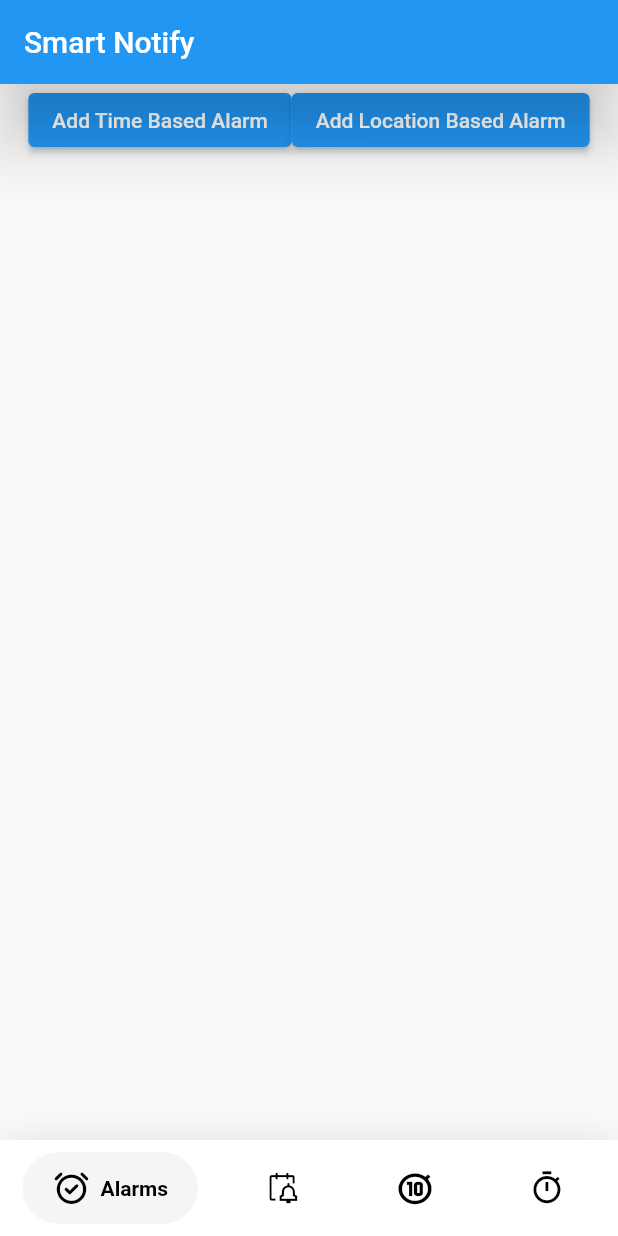
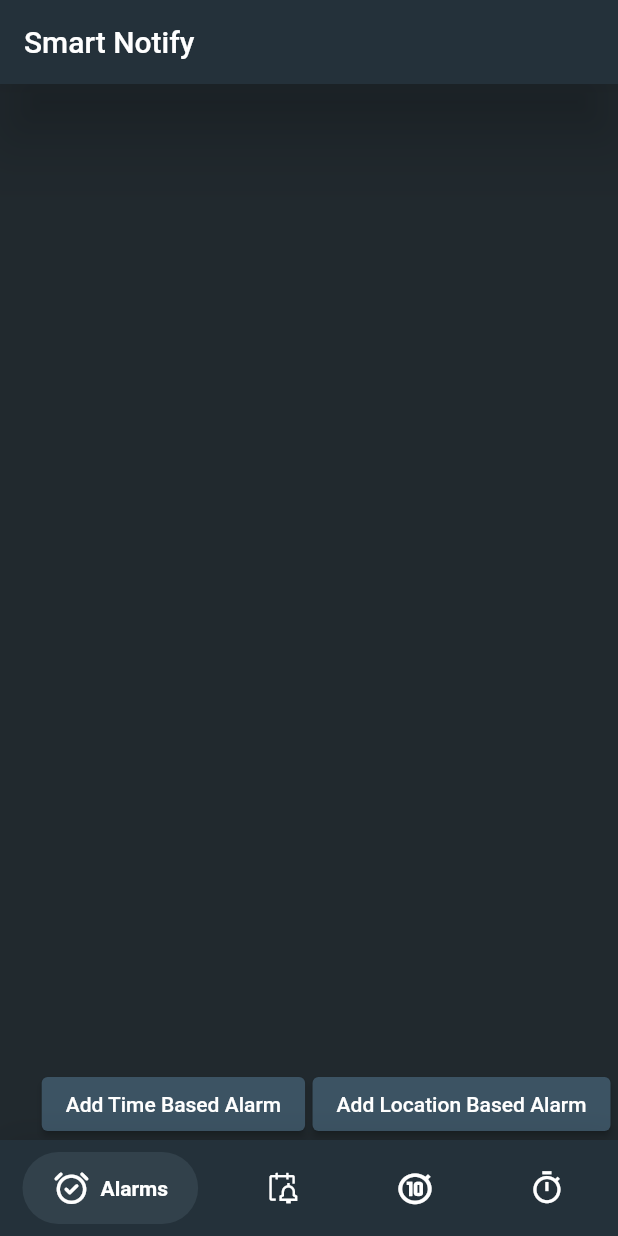
Before and after one commit to YeasirAR/smart_notify, a Flutter app: the screen it shows after launch, on a phone screen of 412 x 824 dp. Run offline on Flutter 3.47's test engine with Material 2 defaults, Android fonts, the phone set to English and light mode, and no system bars; drawn by our look-alikes of google_nav_bar; our stand-ins replace font_awesome_flutter, line_icons.

Commit message:
changing the colors

```diff
--- a/lib/alarm.dart
+++ b/lib/alarm.dart
@@ -11,15 +11,36 @@ class _AlarmState extends State<Alarm> {
   @override
   Widget build(BuildContext context) {
     return Scaffold(
-      body: Row(
-          mainAxisAlignment: MainAxisAlignment.center,
-          crossAxisAlignment: CrossAxisAlignment.center,
-          children: [
-            ElevatedButton(
-                onPressed: (() => {}), child: Text('Add Time Based Alarm')),
-            ElevatedButton(
-                onPressed: (() => {}), child: Text('Add Location Based Alarm')),
-          ]),
+      backgroundColor: Color.fromARGB(255, 33, 41, 46),
+      body: Center(
+        child: SizedBox(
+          height: double.infinity,
+          width: double.infinity,
+          child: Row(
+              mainAxisAlignment: MainAxisAlignment.end,
+              crossAxisAlignment: CrossAxisAlignment.end,
+              children: [
+                Padding(
+                  padding: const EdgeInsets.only(right: 5.0),
+                  child: ElevatedButton(
+                      style: ElevatedButton.styleFrom(
+                        backgroundColor: const Color.fromARGB(255, 60, 83, 99),
+                      ),
+                      onPressed: (() => {}),
+                      child: const Text('Add Time Based Alarm')),
+                ),
+                Padding(
+                  padding: const EdgeInsets.only(right: 5.0),
+                  child: ElevatedButton(
+                      style: ElevatedButton.styleFrom(
+                        backgroundColor: const Color.fromARGB(255, 60, 83, 99),
+                      ),
+                      onPressed: (() => {}),
+                      child: const Text('Add Location Based Alarm')),
+                ),
+              ]),
+        ),
+      ),
     );
   }
 }
--- a/lib/homepage.dart
+++ b/lib/homepage.dart
@@ -17,9 +17,8 @@ class HomePage extends StatefulWidget {
 class _HomePageState extends State<HomePage> {
   int _selectedIndex = 0;
   static const TextStyle optionStyle =
-      TextStyle(fontSize: 30, fontWeight: FontWeight.w600);
+      TextStyle(fontSize: 30, fontWeight: FontWeight.w600, color: Colors.white);
   static const List<Widget> _widgetOptions = <Widget>[
-
     Alarm(),
     Text(
       'Reminder Page',
@@ -37,18 +36,18 @@ class _HomePageState extends State<HomePage> {
   @override
   Widget build(BuildContext context) {
     return Scaffold(
-      backgroundColor: Colors.white,
+      backgroundColor: Color.fromARGB(255, 33, 41, 46),
       appBar: AppBar(
         elevation: 20,
         title: const Text('Smart Notify'),
-        //backgroundColor: Color.fromARGB(255, 65, 63, 63),
+        backgroundColor: Color.fromARGB(255, 36, 49, 58),
       ),
       body: Center(
         child: _widgetOptions.elementAt(_selectedIndex),
       ),
       bottomNavigationBar: Container(
         decoration: BoxDecoration(
-          color: Colors.white,
+          color: Color.fromARGB(255, 36, 49, 58),
           boxShadow: [
             BoxShadow(
               blurRadius: 20,
@@ -60,30 +59,35 @@ class _HomePageState extends State<HomePage> {
           child: Padding(
             padding: const EdgeInsets.symmetric(horizontal: 15.0, vertical: 8),
             child: GNav(
-              rippleColor: Colors.grey[300]!,
-              hoverColor: Colors.grey[100]!,
+              backgroundColor: Color.fromARGB(255, 36, 49, 58),
+              rippleColor: Color.fromARGB(255, 38, 54, 63)!,
+              hoverColor: Color.fromARGB(255, 32, 42, 48)!,
               gap: 8,
-              activeColor: Colors.black,
+              activeColor: Color.fromARGB(255, 255, 255, 255),
               iconSize: 24,
               padding: EdgeInsets.symmetric(horizontal: 20, vertical: 12),
               duration: Duration(milliseconds: 400),
-              tabBackgroundColor: Colors.grey[100]!,
-              color: Colors.black,
+              tabBackgroundColor: Color.fromARGB(255, 50, 65, 75)!,
+              color: Color.fromARGB(255, 0, 0, 0),
               tabs: const [
                 GButton(
                   icon: NavIcons.alarm,
+                  iconColor: Colors.white,
                   text: 'Alarms',
                 ),
                 GButton(
                   icon: NavIcons.reminder,
+                  iconColor: Colors.white,
                   text: 'Reminders',
                 ),
                 GButton(
                   icon: NavIcons.timer,
+                  iconColor: Colors.white,
                   text: 'Timer',
                 ),
                 GButton(
                   icon: NavIcons.stopwatch,
+                  iconColor: Colors.white,
                   text: 'Stopwatch',
                 ),
               ],
--- a/lib/main.dart
+++ b/lib/main.dart
@@ -10,10 +10,11 @@ class MyApp extends StatelessWidget {
 
   @override
   Widget build(BuildContext context) {
+    // ignore: prefer_const_constructors
     return MaterialApp(
       debugShowCheckedModeBanner: false,
       title: 'Smart Notify',
-      home: HomePage(),
+      home: const HomePage(),
     );
   }
 }
```
